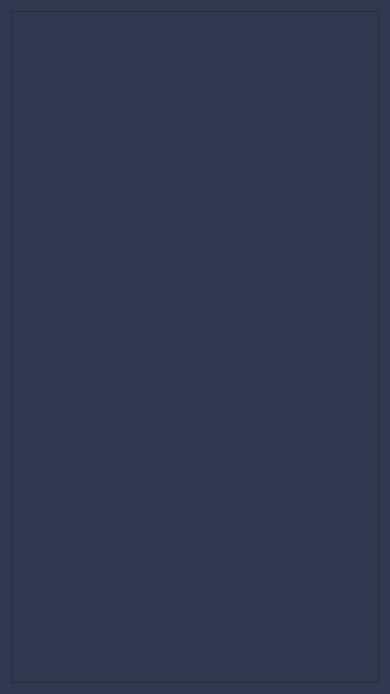
Old version of the form src/rqt_gcs/resources/UnansweredQueries.ui in the repository CSUN-SERL/lcar-bot.
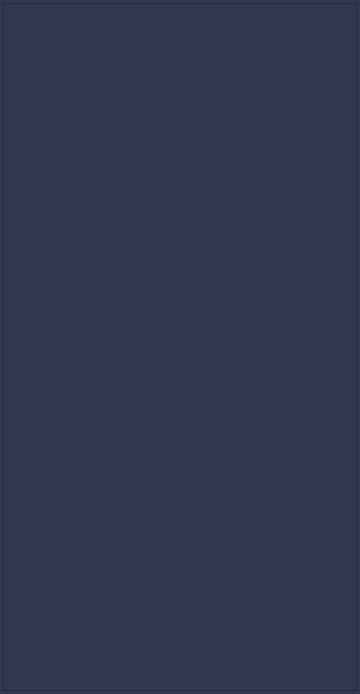
New version of the form.

Commit message: still working on unanswered queries

What changed in the file:
```diff
--- a/src/rqt_gcs/resources/UnansweredQueries.ui
+++ b/src/rqt_gcs/resources/UnansweredQueries.ui
@@ -6,7 +6,7 @@
    <rect>
     <x>0</x>
     <y>0</y>
-    <width>390</width>
+    <width>360</width>
     <height>694</height>
    </rect>
   </property>
@@ -36,24 +36,81 @@
 }
 </string>
   </property>
-  <layout class="QVBoxLayout" name="verticalLayout">
-   <item>
+  <layout class="QGridLayout" name="gridLayout_2">
+   <property name="leftMargin">
+    <number>3</number>
+   </property>
+   <property name="topMargin">
+    <number>3</number>
+   </property>
+   <property name="rightMargin">
+    <number>3</number>
+   </property>
+   <property name="bottomMargin">
+    <number>3</number>
+   </property>
+   <property name="spacing">
+    <number>0</number>
+   </property>
+   <item row="0" column="0">
     <widget class="QScrollArea" name="scrollArea">
      <property name="widgetResizable">
       <bool>true</bool>
      </property>
+     <property name="alignment">
+      <set>Qt::AlignCenter</set>
+     </property>
      <widget class="QWidget" name="scrollAreaWidgetContents">
       <property name="geometry">
        <rect>
         <x>0</x>
         <y>0</y>
-        <width>370</width>
-        <height>674</height>
+        <width>352</width>
+        <height>686</height>
        </rect>
       </property>
       <layout class="QGridLayout" name="gridLayout">
+       <property name="leftMargin">
+        <number>0</number>
+       </property>
+       <property name="topMargin">
+        <number>0</number>
+       </property>
+       <property name="rightMargin">
+        <number>0</number>
+       </property>
+       <property name="bottomMargin">
+        <number>0</number>
+       </property>
+       <property name="spacing">
+        <number>0</number>
+       </property>
        <item row="0" column="0">
-        <layout class="QVBoxLayout" name="queriesLayout"/>
+        <layout class="QVBoxLayout" name="layoutContainer">
+         <property name="spacing">
+          <number>0</number>
+         </property>
+         <item>
+          <layout class="QVBoxLayout" name="queriesLayoutDoor">
+           <property name="spacing">
+            <number>0</number>
+           </property>
+          </layout>
+         </item>
+        </layout>
+       </item>
+       <item row="1" column="0">
+        <spacer name="verticalSpacer">
+         <property name="orientation">
+          <enum>Qt::Vertical</enum>
+         </property>
+         <property name="sizeHint" stdset="0">
+          <size>
+           <width>20</width>
+           <height>40</height>
+          </size>
+         </property>
+        </spacer>
        </item>
       </layout>
      </widget>
```
The commit also changes 8 other files.
